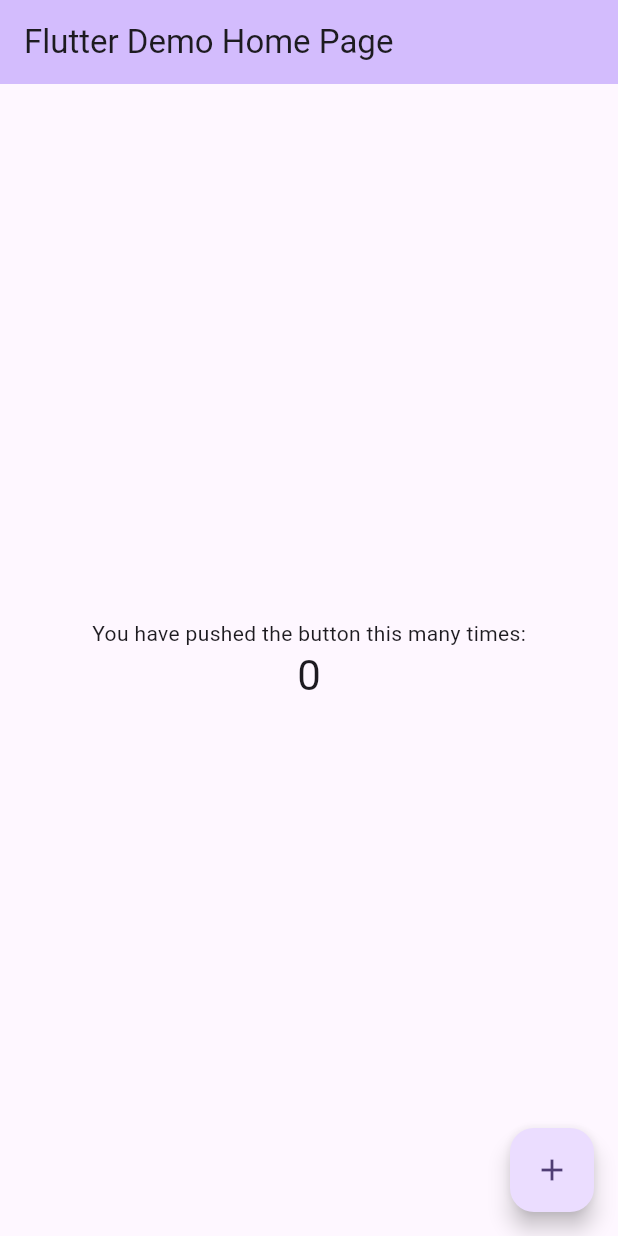
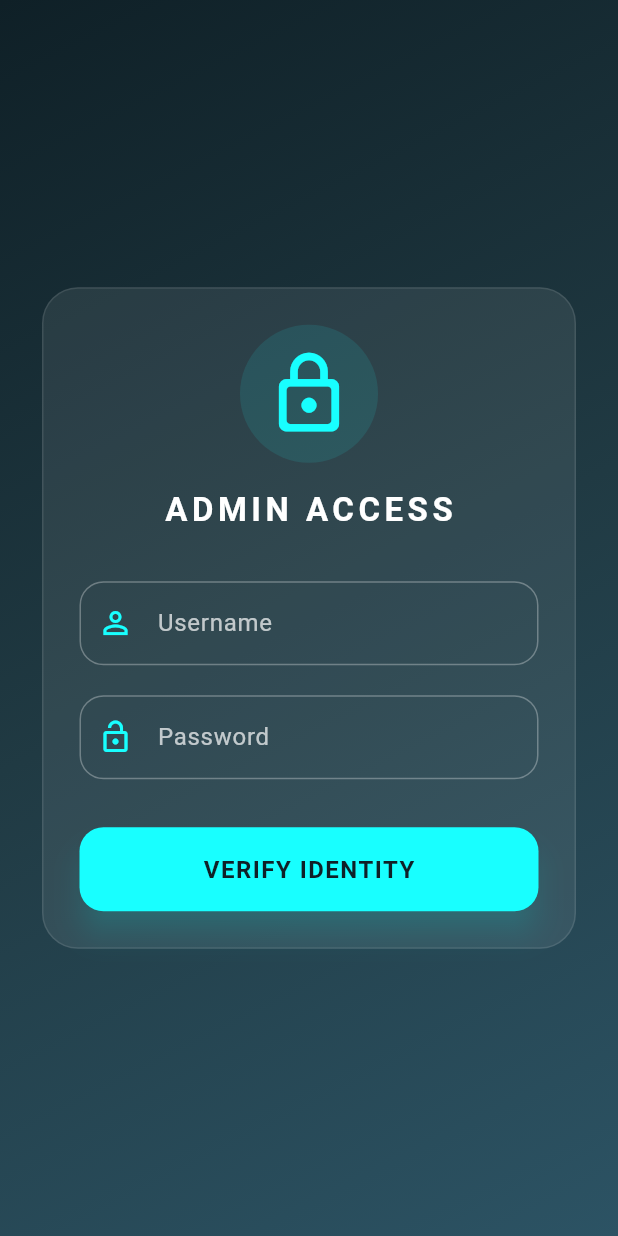
Before and after one commit to HirunaRash/face_detection_model, a Flutter app: the screen it shows after launch, on a phone screen of 412 x 824 dp. Run offline on Flutter 3.47's test engine with Material 3 defaults, Android fonts, the phone set to English and light mode, and no system bars; drawn by our look-alikes of flutter_animate; our stand-ins replace supabase_flutter; accounts and stored records are empty.

Commit message:
feat: implement modern animated UI and cross-platform web/mobile support

```diff
--- /dev/null
+++ b/bioid_admin_app/devtools_options.yaml
@@ -0,0 +1,3 @@
+description: This file stores settings for Dart & Flutter DevTools.
+documentation: https://docs.flutter.dev/tools/devtools/extensions#configure-extension-enablement-states
+extensions:
--- a/bioid_admin_app/lib/main.dart
+++ b/bioid_admin_app/lib/main.dart
@@ -1,122 +1,32 @@
 import 'package:flutter/material.dart';
+import 'package:supabase_flutter/supabase_flutter.dart';
+import 'screens/splash_screen.dart';
 
-void main() {
-  runApp(const MyApp());
+void main() async {
+  WidgetsFlutterBinding.ensureInitialized();
+
+  // Initialize Supabase with your project details
+  await Supabase.initialize(
+    url: 'https://pfexlwikctosunnulxkp.supabase.co',
+    anonKey: 'eyJhbGciOiJIUzI1NiIsInR5cCI6IkpXVCJ9.eyJpc3MiOiJzdXBhYmFzZSIsInJlZiI6InBmZXhsd2lrY3Rvc3VubnVseGtwIiwicm9sZSI6ImFub24iLCJpYXQiOjE3ODA0NjU3NzIsImV4cCI6MjA5NjA0MTc3Mn0.GqfBZSRBOPWh6oKUALXo2nvym9XkOZEmsK0VldeHzAA',
+  );
+
+  runApp(const BioIdAdminApp());
 }
 
-class MyApp extends StatelessWidget {
-  const MyApp({super.key});
+class BioIdAdminApp extends StatelessWidget {
+  const BioIdAdminApp({super.key});
 
-  // This widget is the root of your application.
   @override
   Widget build(BuildContext context) {
     return MaterialApp(
-      title: 'Flutter Demo',
+      title: 'BioID Admin',
+      debugShowCheckedModeBanner: false,
       theme: ThemeData(
-        // This is the theme of your application.
-        //
-        // TRY THIS: Try running your application with "flutter run". You'll see
-        // the application has a purple toolbar. Then, without quitting the app,
-        // try changing the seedColor in the colorScheme below to Colors.green
-        // and then invoke "hot reload" (save your changes or press the "hot
-        // reload" button in a Flutter-supported IDE, or press "r" if you used
-        // the command line to start the app).
-        //
-        // Notice that the counter didn't reset back to zero; the application
-        // state is not lost during the reload. To reset the state, use hot
-        // restart instead.
-        //
-        // This works for code too, not just values: Most code changes can be
-        // tested with just a hot reload.
-        colorScheme: .fromSeed(seedColor: Colors.deepPurple),
+        colorScheme: ColorScheme.fromSeed(seedColor: Colors.blueGrey),
+        useMaterial3: true,
       ),
-      home: const MyHomePage(title: 'Flutter Demo Home Page'),
+      home: const SplashScreen(),
     );
   }
 }
-
-class MyHomePage extends StatefulWidget {
-  const MyHomePage({super.key, required this.title});
-
-  // This widget is the home page of your application. It is stateful, meaning
-  // that it has a State object (defined below) that contains fields that affect
-  // how it looks.
-
-  // This class is the configuration for the state. It holds the values (in this
-  // case the title) provided by the parent (in this case the App widget) and
-  // used by the build method of the State. Fields in a Widget subclass are
-  // always marked "final".
-
-  final String title;
-
-  @override
-  State<MyHomePage> createState() => _MyHomePageState();
-}
-
-class _MyHomePageState extends State<MyHomePage> {
-  int _counter = 0;
-
-  void _incrementCounter() {
-    setState(() {
-      // This call to setState tells the Flutter framework that something has
-      // changed in this State, which causes it to rerun the build method below
-      // so that the display can reflect the updated values. If we changed
-      // _counter without calling setState(), then the build method would not be
-      // called again, and so nothing would appear to happen.
-      _counter++;
-    });
-  }
-
-  @override
-  Widget build(BuildContext context) {
-    // This method is rerun every time setState is called, for instance as done
-    // by the _incrementCounter method above.
-    //
-    // The Flutter framework has been optimized to make rerunning build methods
-    // fast, so that you can just rebuild anything that needs updating rather
-    // than having to individually change instances of widgets.
-    return Scaffold(
-      appBar: AppBar(
-        // TRY THIS: Try changing the color here to a specific color (to
-        // Colors.amber, perhaps?) and trigger a hot reload to see the AppBar
-        // change color while the other colors stay the same.
-        backgroundColor: Theme.of(context).colorScheme.inversePrimary,
-        // Here we take the value from the MyHomePage object that was created by
-        // the App.build method, and use it to set our appbar title.
-        title: Text(widget.title),
-      ),
-      body: Center(
-        // Center is a layout widget. It takes a single child and positions it
-        // in the middle of the parent.
-        child: Column(
-          // Column is also a layout widget. It takes a list of children and
-          // arranges them vertically. By default, it sizes itself to fit its
-          // children horizontally, and tries to be as tall as its parent.
-          //
-          // Column has various properties to control how it sizes itself and
-          // how it positions its children. Here we use mainAxisAlignment to
-          // center the children vertically; the main axis here is the vertical
-          // axis because Columns are vertical (the cross axis would be
-          // horizontal).
-          //
-          // TRY THIS: Invoke "debug painting" (choose the "Toggle Debug Paint"
-          // action in the IDE, or press "p" in the console), to see the
-          // wireframe for each widget.
-          mainAxisAlignment: .center,
-          children: [
-            const Text('You have pushed the button this many times:'),
-            Text(
-              '$_counter',
-              style: Theme.of(context).textTheme.headlineMedium,
-            ),
-          ],
-        ),
-      ),
-      floatingActionButton: FloatingActionButton(
-        onPressed: _incrementCounter,
-        tooltip: 'Increment',
-        child: const Icon(Icons.add),
-      ),
-    );
-  }
-}
--- /dev/null
+++ b/bioid_admin_app/lib/screens/login_page.dart
@@ -0,0 +1,181 @@
+import 'package:flutter/material.dart';
+import 'package:flutter_animate/flutter_animate.dart';
+import 'package:supabase_flutter/supabase_flutter.dart';
+import 'dashboard_page.dart';
+
+class LoginPage extends StatefulWidget {
+  const LoginPage({super.key});
+
+  @override
+  State<LoginPage> createState() => _LoginPageState();
+}
+
+class _LoginPageState extends State<LoginPage> {
+  final _usernameController = TextEditingController();
+  final _passwordController = TextEditingController();
+  bool _isLoading = false;
+  final _supabase = Supabase.instance.client;
+
+  Future<void> _login() async {
+    setState(() => _isLoading = true);
+    final username = _usernameController.text.trim();
+    final password = _passwordController.text;
+
+    try {
+      final response = await _supabase
+          .from('app_login_credentials')
+          .select()
+          .eq('username', username)
+          .eq('password', password)
+          .maybeSingle();
+
+      if (!mounted) return;
+
+      if (response != null) {
+        Navigator.of(context).pushReplacement(
+          MaterialPageRoute(builder: (_) => const DashboardPage()),
+        );
+      } else {
+        ScaffoldMessenger.of(context).showSnackBar(
+          SnackBar(
+            content: const Text('❌ Invalid username or password'),
+            backgroundColor: Colors.redAccent,
+            behavior: SnackBarBehavior.floating,
+            shape: RoundedRectangleBorder(borderRadius: BorderRadius.circular(10)),
+          ),
+        );
+      }
+    } catch (e) {
+      if (!mounted) return;
+      ScaffoldMessenger.of(context).showSnackBar(
+        SnackBar(content: Text('Error: $e'), backgroundColor: Colors.redAccent),
+      );
+    } finally {
+      if (mounted) setState(() => _isLoading = false);
+    }
+  }
+
+  @override
+  Widget build(BuildContext context) {
+    return Scaffold(
+      body: Container(
+        decoration: const BoxDecoration(
+          gradient: LinearGradient(
+            begin: Alignment.topLeft,
+            end: Alignment.bottomRight,
+            colors: [Color(0xFF0F2027), Color(0xFF203A43), Color(0xFF2C5364)],
+          ),
+        ),
+        child: Center(
+          child: SingleChildScrollView(
+            padding: const EdgeInsets.all(28.0),
+            child: Container(
+              padding: const EdgeInsets.all(24.0),
+              decoration: BoxDecoration(
+                color: Colors.white.withOpacity(0.08),
+                borderRadius: BorderRadius.circular(24),
+                border: Border.all(color: Colors.white.withOpacity(0.1), width: 1),
+              ),
+              child: Column(
+                mainAxisSize: MainAxisSize.min,
+                children: [
+                  // Animated Padlock Security Icon
+                  Container(
+                    padding: const EdgeInsets.all(16),
+                    decoration: BoxDecoration(
+                      color: Colors.cyanAccent.withOpacity(0.1),
+                      shape: BoxShape.circle,
+                    ),
+                    child: const Icon(Icons.lock_outline_rounded, size: 60, color: Colors.cyanAccent),
+                  )
+                  .animate()
+                  .scale(duration: 600.ms, curve: Curves.easeOutBack) // Fixed curve name
+                  .shimmer(delay: 800.ms, duration: 1500.ms),
+
+                  const SizedBox(height: 16),
+
+                  const Text(
+                    'ADMIN ACCESS',
+                    style: TextStyle(
+                      color: Colors.white,
+                      fontSize: 22,
+                      fontWeight: FontWeight.bold,
+                      letterSpacing: 3,
+                    ),
+                  ).animate().fadeIn(delay: 200.ms).slideY(begin: 0.2, end: 0),
+
+                  const SizedBox(height: 32),
+
+                  // Username Field
+                  TextField(
+                    controller: _usernameController,
+                    style: const TextStyle(color: Colors.white),
+                    decoration: InputDecoration(
+                      labelText: 'Username',
+                      labelStyle: const TextStyle(color: Colors.white70),
+                      prefixIcon: const Icon(Icons.person_outline, color: Colors.cyanAccent),
+                      enabledBorder: OutlineInputBorder(
+                        borderRadius: BorderRadius.circular(16),
+                        borderSide: BorderSide(color: Colors.white.withOpacity(0.3)),
+                      ),
+                      focusedBorder: OutlineInputBorder(
+                        borderRadius: BorderRadius.circular(16),
+                        borderSide: const BorderSide(color: Colors.cyanAccent, width: 2),
+                      ),
+                    ),
+                  ).animate().fadeIn(delay: 300.ms).slideX(begin: -0.1, end: 0),
+
+                  const SizedBox(height: 20),
+
+                  // Password Field
+                  TextField(
+                    controller: _passwordController,
+                    obscureText: true,
+                    style: const TextStyle(color: Colors.white),
+                    decoration: InputDecoration(
+                      labelText: 'Password',
+                      labelStyle: const TextStyle(color: Colors.white70),
+                      prefixIcon: const Icon(Icons.lock_open_outlined, color: Colors.cyanAccent),
+                      enabledBorder: OutlineInputBorder(
+                        borderRadius: BorderRadius.circular(16),
+                        borderSide: BorderSide(color: Colors.white.withOpacity(0.3)),
+                      ),
+                      focusedBorder: OutlineInputBorder(
+                        borderRadius: BorderRadius.circular(16),
+                        borderSide: const BorderSide(color: Colors.cyanAccent, width: 2),
+                      ),
+                    ),
+                  ).animate().fadeIn(delay: 400.ms).slideX(begin: 0.1, end: 0),
+
+                  const SizedBox(height: 32),
+
+                  // Verification Action Button
+                  SizedBox(
+                    width: double.infinity,
+                    height: 56,
+                    child: ElevatedButton(
+                      onPressed: _isLoading ? null : _login,
+                      style: ElevatedButton.styleFrom(
+                        backgroundColor: Colors.cyanAccent,
+                        foregroundColor: const Color(0xFF0F2027),
+                        elevation: 8,
+                        shadowColor: Colors.cyanAccent.withOpacity(0.4),
+                        shape: RoundedRectangleBorder(borderRadius: BorderRadius.circular(16)),
+                      ),
+                      child: _isLoading
+                          ? const CircularProgressIndicator(color: Color(0xFF0F2027))
+                          : const Text(
+                              'VERIFY IDENTITY',
+                              style: TextStyle(fontSize: 16, fontWeight: FontWeight.bold, letterSpacing: 1),
+                            ),
+                    ),
+                  ).animate().fadeIn(delay: 500.ms).scaleXY(begin: 0.9, end: 1.0),
+                ],
+              ),
+            ),
+          ),
+        ),
+      ),
+    );
+  }
+}
```
Also changed, not shown: bioid_admin_app/lib/screens/dashboard_page.dart (added, +85 -0 lines), bioid_admin_app/lib/screens/splash_screen.dart (added, +101 -0 lines), bioid_admin_app/pubspec.yaml (+8 -69 lines), bioid_admin_app/pubspec.lock, 3 other files.
